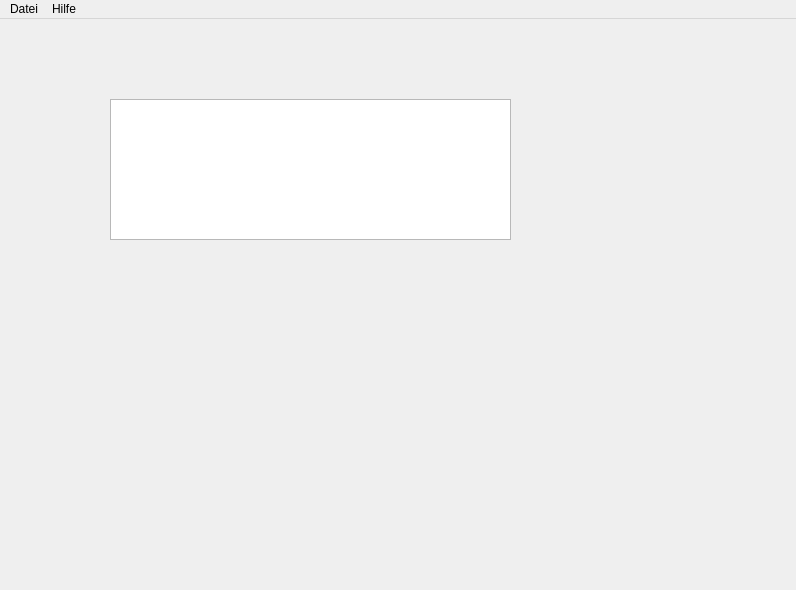
fbaecker/SQL-master, file Qt/main_window.ui: the form before one commit.
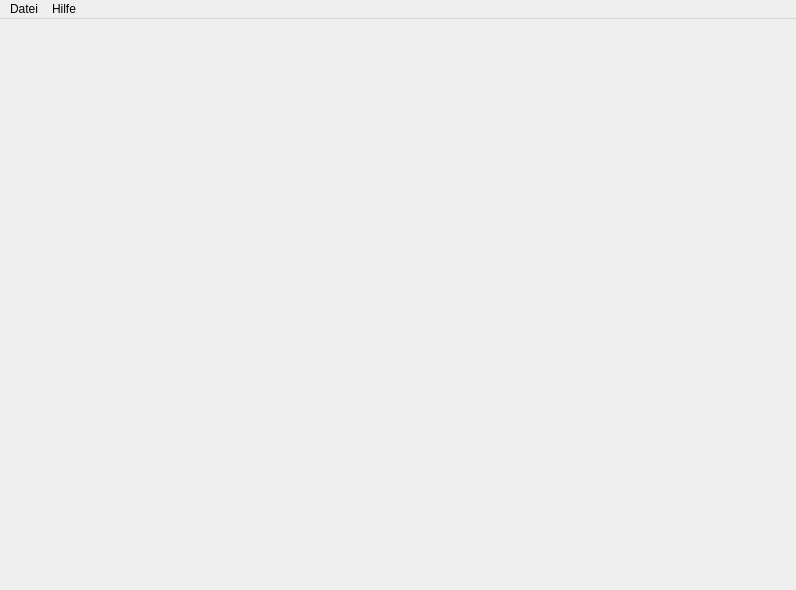
The form after the commit.

Diff of the .ui file:
```diff
--- a/Qt/main_window.ui
+++ b/Qt/main_window.ui
@@ -13,18 +13,7 @@
   <property name="windowTitle">
    <string>MainWindow</string>
   </property>
-  <widget class="QWidget" name="centralwidget">
-   <widget class="QPlainTextEdit" name="plainTextEdit">
-    <property name="geometry">
-     <rect>
-      <x>110</x>
-      <y>80</y>
-      <width>401</width>
-      <height>141</height>
-     </rect>
-    </property>
-   </widget>
-  </widget>
+  <widget class="QWidget" name="centralwidget"/>
   <widget class="QMenuBar" name="menubar">
    <property name="geometry">
     <rect>
```
